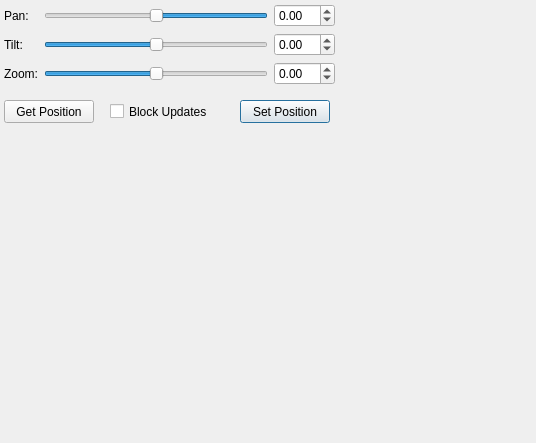
marc-hanheide/cogx, file tools/hardware/ptz/trunk/src/c++/components/res/ptucontroller.ui: the form before one commit.
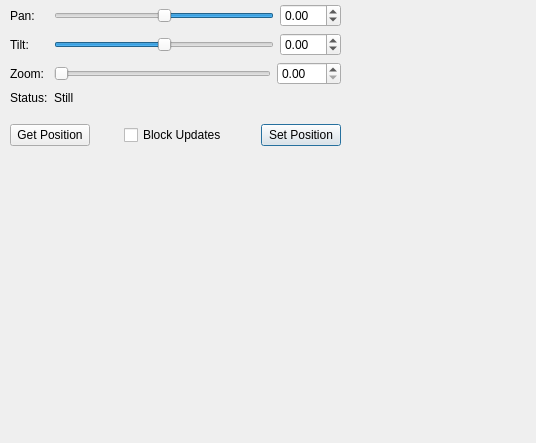
The form after the commit.

Commit message: ptz: --move_ptz_deg; motion status is displayed in the dialog

Patch:
```diff
--- a/tools/hardware/ptz/trunk/src/c++/components/res/ptucontroller.ui
+++ b/tools/hardware/ptz/trunk/src/c++/components/res/ptucontroller.ui
@@ -22,10 +22,10 @@
   <widget class="QWidget" name="wctrls" native="true">
    <property name="geometry">
     <rect>
-     <x>4</x>
+     <x>10</x>
      <y>4</y>
      <width>331</width>
-     <height>91</height>
+     <height>110</height>
     </rect>
    </property>
    <layout class="QFormLayout" name="formLayout_2">
@@ -136,10 +136,13 @@
       <item>
        <widget class="QSlider" name="sliderZoom">
         <property name="minimum">
-         <number>-10</number>
+         <number>0</number>
         </property>
         <property name="maximum">
-         <number>10</number>
+         <number>180</number>
+        </property>
+        <property name="value">
+         <number>0</number>
         </property>
         <property name="orientation">
          <enum>Qt::Horizontal</enum>
@@ -149,61 +152,110 @@
       <item>
        <widget class="QDoubleSpinBox" name="spinZoom">
         <property name="minimum">
-         <double>-10.000000000000000</double>
+         <double>0.000000000000000</double>
         </property>
         <property name="maximum">
-         <double>10.000000000000000</double>
+         <double>180.000000000000000</double>
+        </property>
+        <property name="value">
+         <double>0.000000000000000</double>
         </property>
        </widget>
       </item>
      </layout>
     </item>
+    <item row="3" column="0">
+     <widget class="QLabel" name="label_4">
+      <property name="sizePolicy">
+       <sizepolicy hsizetype="Minimum" vsizetype="Preferred">
+        <horstretch>0</horstretch>
+        <verstretch>0</verstretch>
+       </sizepolicy>
+      </property>
+      <property name="text">
+       <string>Status:</string>
+      </property>
+     </widget>
+    </item>
+    <item row="3" column="1">
+     <widget class="QLabel" name="labStatus">
+      <property name="sizePolicy">
+       <sizepolicy hsizetype="Expanding" vsizetype="Preferred">
+        <horstretch>0</horstretch>
+        <verstretch>0</verstretch>
+       </sizepolicy>
+      </property>
+      <property name="text">
+       <string>Still</string>
+      </property>
+     </widget>
+    </item>
    </layout>
   </widget>
-  <widget class="QPushButton" name="btSetPosition">
+  <widget class="QWidget" name="wbts" native="true">
    <property name="geometry">
     <rect>
-     <x>240</x>
-     <y>100</y>
-     <width>90</width>
-     <height>23</height>
+     <x>10</x>
+     <y>120</y>
+     <width>331</width>
+     <height>31</height>
     </rect>
    </property>
-   <property name="text">
-    <string>Set Position</string>
-   </property>
-   <property name="default">
-    <bool>true</bool>
-   </property>
-  </widget>
-  <widget class="QPushButton" name="btGetPosition">
-   <property name="geometry">
-    <rect>
-     <x>4</x>
-     <y>100</y>
-     <width>90</width>
-     <height>23</height>
-    </rect>
-   </property>
-   <property name="text">
-    <string>Get Position</string>
-   </property>
-  </widget>
-  <widget class="QCheckBox" name="ckBlockUpdates">
-   <property name="geometry">
-    <rect>
-     <x>110</x>
-     <y>101</y>
-     <width>111</width>
-     <height>21</height>
-    </rect>
-   </property>
-   <property name="toolTip">
-    <string>When checked, automatic position updates generated by the component will be blocked.</string>
-   </property>
-   <property name="text">
-    <string>Block Updates</string>
-   </property>
+   <layout class="QGridLayout" name="gridLayout">
+    <item row="0" column="1">
+     <spacer name="horizontalSpacer">
+      <property name="orientation">
+       <enum>Qt::Horizontal</enum>
+      </property>
+      <property name="sizeHint" stdset="0">
+       <size>
+        <width>40</width>
+        <height>20</height>
+       </size>
+      </property>
+     </spacer>
+    </item>
+    <item row="0" column="4">
+     <widget class="QPushButton" name="btSetPosition">
+      <property name="text">
+       <string>Set Position</string>
+      </property>
+      <property name="default">
+       <bool>true</bool>
+      </property>
+     </widget>
+    </item>
+    <item row="0" column="2">
+     <widget class="QCheckBox" name="ckBlockUpdates">
+      <property name="toolTip">
+       <string>When checked, automatic position updates generated by the component will be blocked.</string>
+      </property>
+      <property name="text">
+       <string>Block Updates</string>
+      </property>
+     </widget>
+    </item>
+    <item row="0" column="0">
+     <widget class="QPushButton" name="btGetPosition">
+      <property name="text">
+       <string>Get Position</string>
+      </property>
+     </widget>
+    </item>
+    <item row="0" column="3">
+     <spacer name="horizontalSpacer_2">
+      <property name="orientation">
+       <enum>Qt::Horizontal</enum>
+      </property>
+      <property name="sizeHint" stdset="0">
+       <size>
+        <width>40</width>
+        <height>20</height>
+       </size>
+      </property>
+     </spacer>
+    </item>
+   </layout>
   </widget>
  </widget>
  <tabstops>
```
The commit also changes 4 other files.
